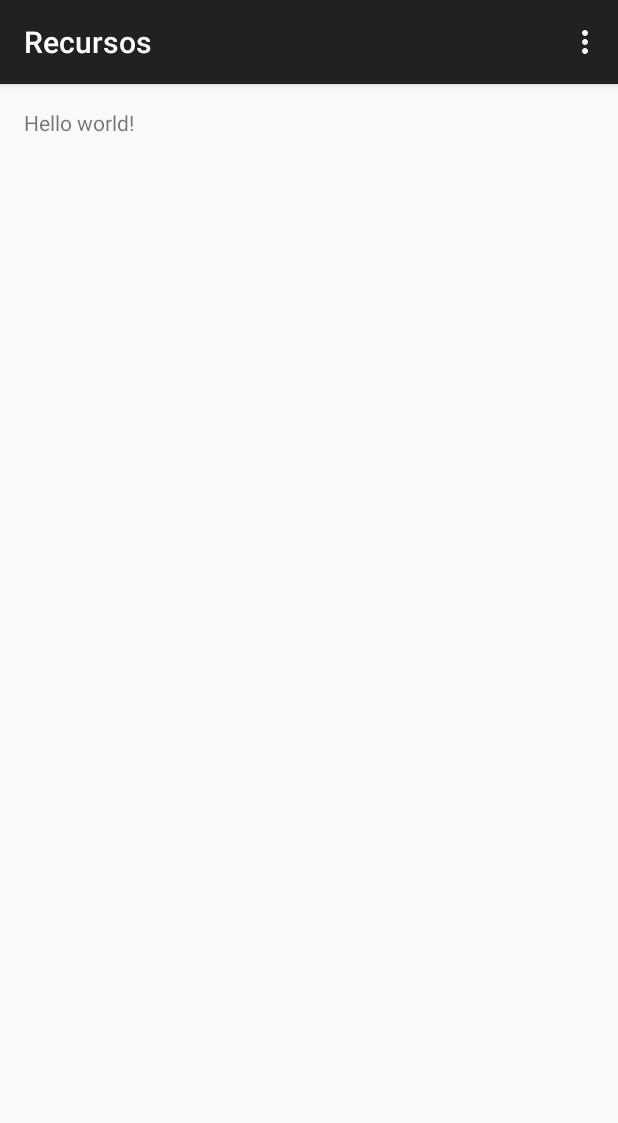
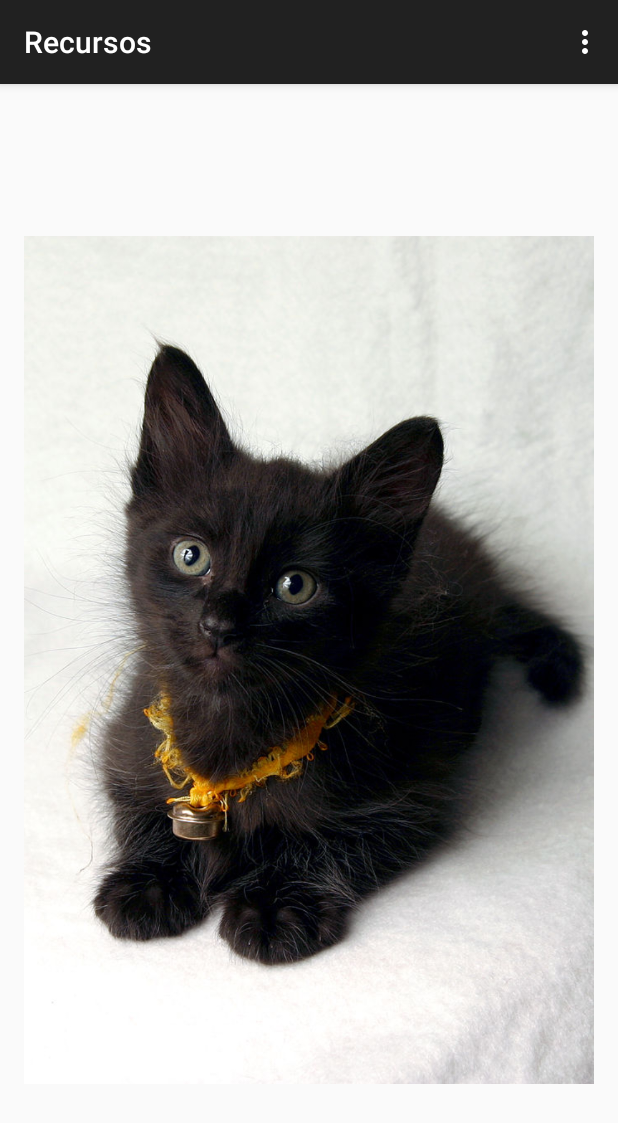
Before and after one commit to acelaya-trainings/android-course, an Android app: the screen it shows after launch (Main), on a phone screen of 412 x 824 dp. Shown: the top 1123 px of the screen. Run offline under Robolectric (Android 15) with nearby library versions, the phone set to English and light mode, and no system bars.

Commit message:
Added cat image

```diff
--- a/Recursos/app/src/main/res/layout/activity_main.xml
+++ b/Recursos/app/src/main/res/layout/activity_main.xml
@@ -5,7 +5,12 @@
     android:paddingTop="@dimen/activity_vertical_margin"
     android:paddingBottom="@dimen/activity_vertical_margin" tools:context=".Main">
 
-    <TextView android:text="@string/hello_world" android:layout_width="wrap_content"
-        android:layout_height="wrap_content" />
-
+    <ImageView
+        android:layout_width="wrap_content"
+        android:layout_height="wrap_content"
+        android:id="@+id/imageView"
+        android:layout_alignParentStart="true"
+        android:layout_alignParentTop="true"
+        android:src="@drawable/gatito"
+        android:layout_alignParentEnd="true" />
 </RelativeLayout>
```
Also changed, not shown: 1 other file.
